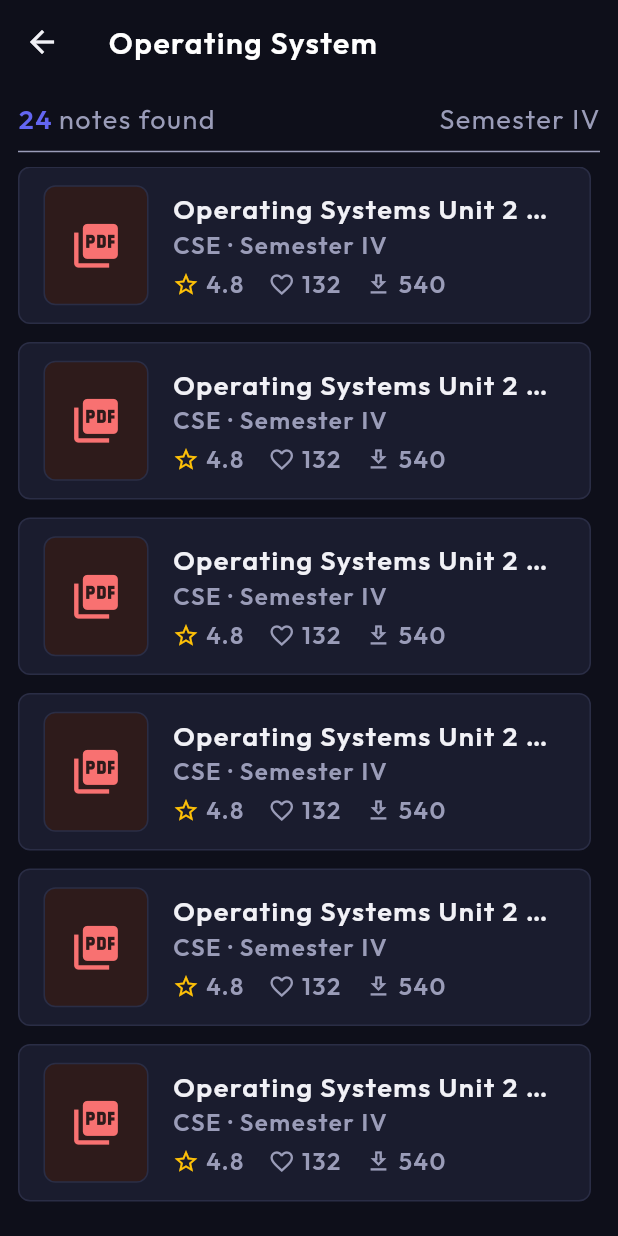
After one commit to Shiwang-Chaudhary/StudyVault, a Flutter app: the screen it shows after launch, after a tap on "All", on a phone screen of 412 x 824 dp. The commit adds this screen. Run offline on Flutter 3.47's test engine with Material 3 defaults, Android fonts, the phone set to English and light mode, and no system bars; drawn by our look-alikes of bounce; our stand-ins replace dotted_border, flutter_riverpod, google_fonts, iconsax_flutter.

Commit message:
Upload Screen and Category Screen built

```diff
--- a/lib/core/constans/college_branches.dart
+++ b/lib/core/constans/college_branches.dart
@@ -1,7 +1,22 @@
 class AppConstants {
   AppConstants._();
   // MVP branch and subject data for StudyVault
-
+  static const List<String> items = [
+    'Delhi University',
+    'Gurugram University',
+    'Mumbai University',
+    'Bangalore University',
+  ];
+  static const List<String> semesters = [
+    'Semester I',
+    'Semester II',
+    'Semester III',
+    'Semester IV',
+    'Semester V',
+    'Semester VI',
+    'Semester VII',
+    'Semester VIII',
+  ];
   static const Map<String, List<String>> mvpSubjectsByBranch = {
     'CSE': [
       "All",
--- a/lib/core/navigation/main_screen.dart
+++ b/lib/core/navigation/main_screen.dart
@@ -1,6 +1,7 @@
 import 'package:flutter/material.dart';
 import 'package:iconsax_flutter/iconsax_flutter.dart';
 import 'package:study_vault/features/notes/presentation/screens/home_screen.dart';
+import 'package:study_vault/features/notes/presentation/screens/upload_screen.dart';
 
 class MainScreen extends StatefulWidget {
   const MainScreen({super.key});
@@ -13,7 +14,7 @@ class _MainScreenState extends State<MainScreen> {
   final pages = [
     const HomeScreen(),
     const Center(child: Text("Notes")),
-    const Center(child: Text("Flashcards")),
+    const UploadScreen(),
     const Center(child: Text("Profile")),
   ];
   int index = 0;
--- a/lib/features/auth/presentation/widgets/drop_down.dart
+++ b/lib/features/auth/presentation/widgets/drop_down.dart
@@ -28,6 +28,7 @@ class DropDown extends StatelessWidget {
         // ),
         AppDropdown(
           hint: hintText,
+
           items: items,
           onChanged: onChanged,
           value: null,
--- /dev/null
+++ b/lib/features/notes/presentation/screens/category_screen.dart
@@ -0,0 +1,78 @@
+import 'package:bounce/bounce.dart';
+import 'package:flutter/material.dart';
+import 'package:study_vault/core/config/app_colors.dart';
+import 'package:study_vault/core/config/app_font_size.dart';
+import 'package:study_vault/core/widgets/custom_text.dart';
+import 'package:study_vault/features/notes/presentation/screens/note_detail_screen.dart';
+import 'package:study_vault/features/notes/presentation/widgets/pdf_container.dart';
+
+class CategoryScreen extends StatelessWidget {
+  const CategoryScreen({super.key});
+
+  @override
+  Widget build(BuildContext context) {
+    return Scaffold(
+      appBar: AppBar(
+        title: const CustomText(
+          text: "Operating System",
+          size: FontSizes.xxl,
+          weight: FontWeight.w600,
+        ),
+      ),
+      body: Padding(
+        padding: const EdgeInsets.all(12.0),
+        child: Column(
+          children: [
+            Row(
+              mainAxisAlignment: MainAxisAlignment.spaceBetween,
+              children: [
+                Row(
+                  children: [
+                    CustomText(
+                      text: "24",
+                      color: AppColors.primary,
+                      size: FontSizes.xl,
+                      weight: FontWeight.w600,
+                    ),
+                    const SizedBox(width: 4),
+                    CustomText(
+                      text: "notes found",
+                      color: AppColors.textSecondary,
+                      size: FontSizes.xl,
+                      weight: FontWeight.w400,
+                    ),
+                  ],
+                ),
+                CustomText(
+                  text: "Semester IV",
+                  color: AppColors.textSecondary,
+                  size: FontSizes.xl,
+                  weight: FontWeight.w400,
+                ),
+              ],
+            ),
+            Divider(color: AppColors.textSecondary, thickness: 1, height: 20),
+            Expanded(
+              child: ListView.builder(
+                itemCount: 10,
+                itemBuilder: (context, index) {
+                  return Bounce(
+                    onTap: () {
+                      Navigator.push(
+                        context,
+                        MaterialPageRoute(
+                          builder: (context) => const NoteDetailScreen(),
+                        ),
+                      );
+                    },
+                    child: PdfContainer(),
+                  );
+                },
+              ),
+            ),
+          ],
+        ),
+      ),
+    );
+  }
+}
--- a/lib/features/notes/presentation/screens/home_screen.dart
+++ b/lib/features/notes/presentation/screens/home_screen.dart
@@ -5,6 +5,7 @@ import 'package:study_vault/core/config/app_font_size.dart';
 import 'package:study_vault/core/constans/college_branches.dart';
 import 'package:study_vault/core/widgets/custom_text.dart';
 import 'package:study_vault/core/widgets/custom_text_field.dart';
+import 'package:study_vault/features/notes/presentation/screens/category_screen.dart';
 import 'package:study_vault/features/notes/presentation/screens/note_detail_screen.dart';
 import 'package:study_vault/features/notes/presentation/widgets/pdf_container.dart';
 import 'package:study_vault/features/notes/presentation/widgets/sub_tab.dart';
@@ -14,8 +15,7 @@ class HomeScreen extends StatelessWidget {
 
   @override
   Widget build(BuildContext context) {
-    return Scaffold(
-      body: SingleChildScrollView(
+    return SingleChildScrollView(
       child: Padding(
         padding: const EdgeInsets.symmetric(horizontal: 10.0, vertical: 8.0),
         child: Column(
@@ -69,7 +69,17 @@ class HomeScreen extends StatelessWidget {
                   return SubTab(
                     title: AppConstants.mvpSubjectsByBranch["CSE"]![index],
                     isSelected: true,
-                      onTap: () {},
+                    onTap: () {
+                      print(
+                        "Selected: ${AppConstants.mvpSubjectsByBranch["CSE"]![index]}",
+                      );
+                      Navigator.push(
+                        context,
+                        MaterialPageRoute(
+                          builder: (context) => const CategoryScreen(),
+                        ),
+                      );
+                    },
                   );
                 },
               ),
@@ -122,8 +132,7 @@ class HomeScreen extends StatelessWidget {
                       mainAxisAlignment: MainAxisAlignment.spaceBetween,
                       children: [
                         CustomText(
-                            text:
-                                AppConstants.mvpSubjectsByBranch["CSE"]![index],
+                          text: AppConstants.mvpSubjectsByBranch["CSE"]![index],
                           size: FontSizes.xxl,
                           weight: FontWeight.w600,
                         ),
@@ -144,8 +153,7 @@ class HomeScreen extends StatelessWidget {
                             Navigator.push(
                               context,
                               MaterialPageRoute(
-                                  builder: (context) =>
-                                      const NoteDetailScreen(),
+                                builder: (context) => const NoteDetailScreen(),
                               ),
                             );
                           },
@@ -161,7 +169,6 @@ class HomeScreen extends StatelessWidget {
           ],
         ),
       ),
-      ),
     );
   }
 }
--- a/lib/features/notes/presentation/widgets/pdf_container.dart
+++ b/lib/features/notes/presentation/widgets/pdf_container.dart
@@ -36,8 +36,7 @@ class PdfContainer extends StatelessWidget {
             ),
           ),
           SizedBox(width: 8),
-          SizedBox(
-            width: 280,
+          Expanded(
             child: Padding(
               padding: const EdgeInsets.only(top: 8.0, left: 8.0, right: 8.0),
               child: Column(
--- a/pubspec.yaml
+++ b/pubspec.yaml
@@ -41,6 +41,7 @@ dependencies:
   google_fonts: ^8.1.0
   bounce: ^1.0.2
   iconsax_flutter: ^1.0.1
+  dotted_border: ^3.1.0
 
 dev_dependencies:
   flutter_test:
```
Also changed, not shown: lib/core/widgets/app_drop_down.dart (+7 -1 lines), lib/core/widgets/custom_auto_complete_text_field.dart (added, +53 -0 lines), lib/features/notes/presentation/screens/upload_screen.dart (+190 -0 lines), lib/features/notes/presentation/widgets/title_text_field.dart (added, +32 -0 lines), lib/features/profile/presentation/screens/my_profile_screen.dart (added), lib/features/profile/presentation/screens/uploader_profile_screen.dart (added), pubspec.lock. Lines whose indentation alone changed are shown as unchanged.
